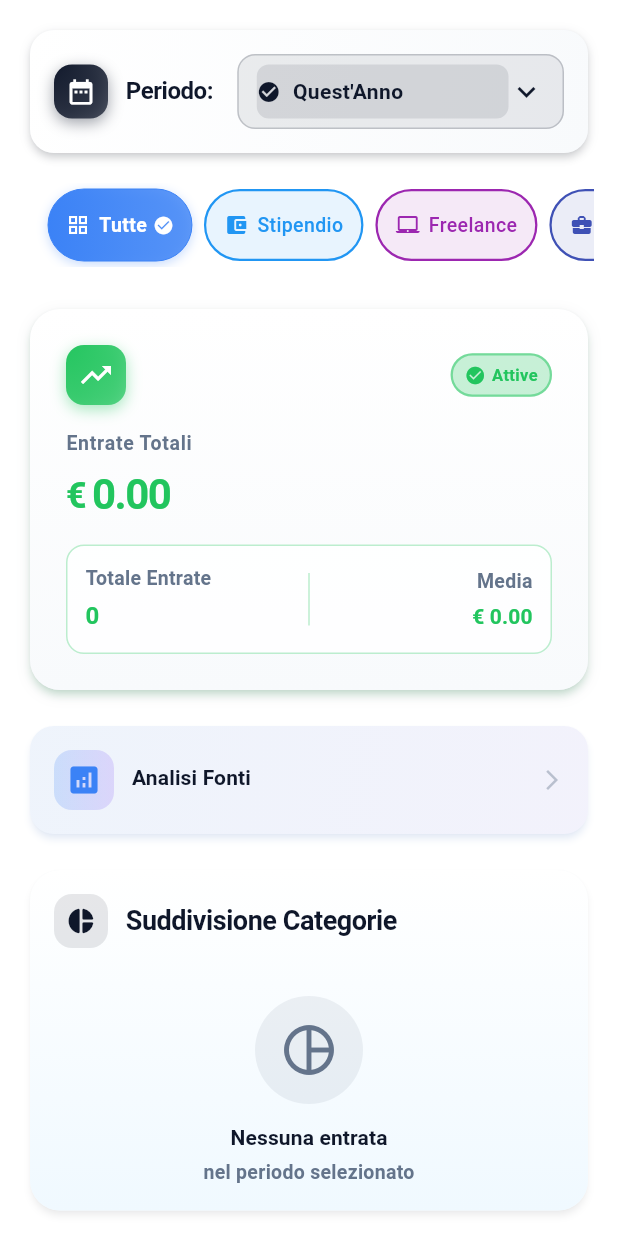
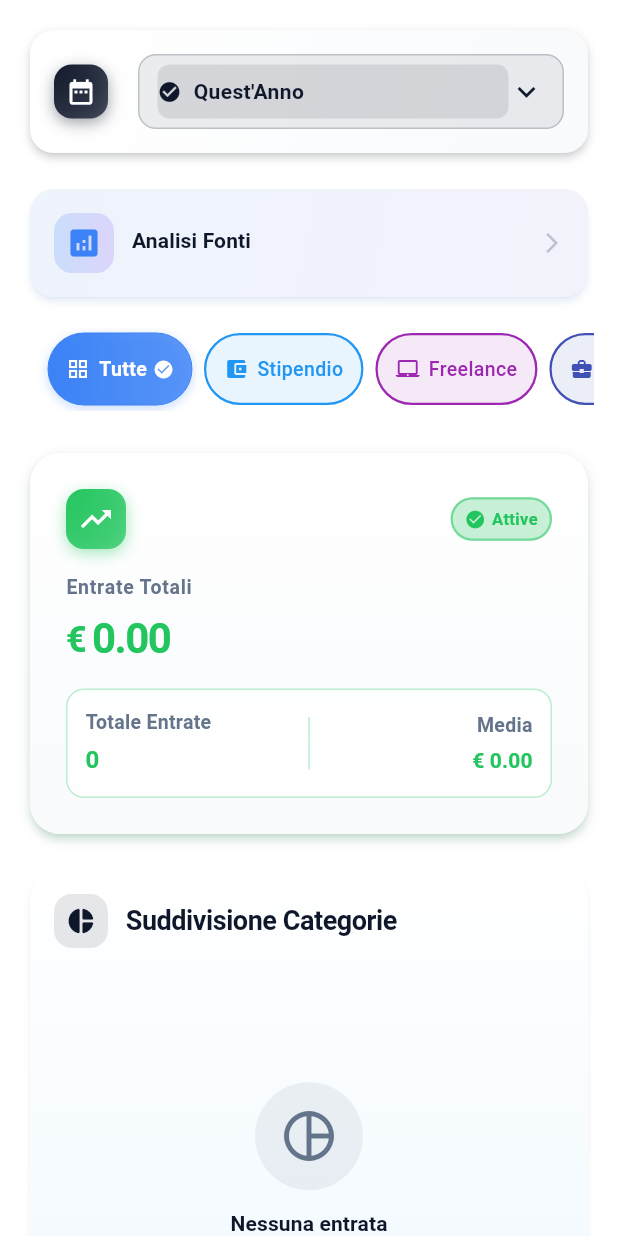
Before and after one commit to Censu08/expenses_tracker, a Flutter app: the IncomePageMobile widget shown alone on an empty page, opened directly with empty values, on a phone screen of 412 x 824 dp. Run offline on Flutter 3.47's test engine with Material 3 defaults, Android fonts, the phone set to English and light mode, and no system bars; our stand-ins replace cloud_firestore, equatable, firebase_auth, firebase_core, fl_chart, flutter_bloc and 2 more; accounts and stored records are empty; generated files the repository leaves out were written again; statements that could not run were skipped.

Commit message:
refactor: Adjust Income page layout for improved responsiveness
This commit refactors the layout of the Income page across mobile, tablet, and desktop views to improve usability and visual organization. It also adjusts the responsive breakpoints.

**Key Layout and Style Changes:**

-   **Responsiveness (`ResponsiveUtils.dart`):**
    -   The `desktopBreakpoint` has been increased from `1200` to `1450`.
    -   `isMobile` now considers widths under `tabletBreakpoint` (`900`), and `isTablet` covers the range between `mobileBreakpoint` (`600`) and the new `desktopBreakpoint`.

-   **Income Page Layout (`income_page_mobile.dart`, `income_page_tablet.dart`, `income_page_desktop.dart`):**
    -   **Mobile:**
        -   The `IncomeSourceAnalyticsButton` is now positioned above the `IncomeSourceFilter`.
        -   A fixed height of `350` has been applied to the `IncomeBreakdownCard` for consistent sizing.
    -   **Tablet:**
        -   `PeriodSelector` and `IncomeSourceAnalyticsButton` are now arranged horizontally in a `Row`.
        -   Flex factors for `IncomeSummaryCard` (now `flex: 3`) and `IncomeBreakdownCard` (now `flex: 2`) have been adjusted.
        -   A fixed height of `400` has been applied to the `IncomeBreakdownCard`.
        -   Removed a redundant `SizedBox` and the "Analisi Fonti" button, as it's now integrated into the top row.
    -   **Desktop:**
        -   The main widget is now a `Column` instead of a `Container`. No significant functional change, but improves code consistency.

-   **Period Selector Widget (`period_selector.dart`):**
    -   The "Periodo:" text label is now conditionally displayed only on desktop, saving space on smaller screens.
    -   Added a small left margin to the dropdown container for better spacing.

```diff
--- a/lib/core/utils/responsive_utils.dart
+++ b/lib/core/utils/responsive_utils.dart
@@ -3,22 +3,21 @@ import 'dart:io' show Platform;
 import 'package:flutter/foundation.dart' show kIsWeb;
 
 class ResponsiveUtils {
-  // Breakpoint per diverse dimensioni schermo
   static const double mobileBreakpoint = 600;
   static const double tabletBreakpoint = 900;
-  static const double desktopBreakpoint = 1200;
+  static const double desktopBreakpoint = 1450;
 
   static bool isMobile(BuildContext context) {
-    return MediaQuery.of(context).size.width < mobileBreakpoint;
+    return MediaQuery.of(context).size.width < tabletBreakpoint;
   }
 
   static bool isTablet(BuildContext context) {
     final width = MediaQuery.of(context).size.width;
-    return width >= mobileBreakpoint && width < tabletBreakpoint;
+    return width >= mobileBreakpoint && width < desktopBreakpoint;
   }
 
   static bool isDesktop(BuildContext context) {
-    return MediaQuery.of(context).size.width >= tabletBreakpoint;
+    return MediaQuery.of(context).size.width >= desktopBreakpoint;
   }
 
   static bool isDesktopPlatform() {
@@ -29,8 +28,6 @@ class ResponsiveUtils {
       return false;
     }
   }
-
-  // Rimosso getGridCrossAxisCount perché ora usiamo layout specifici per dispositivo
 
   static EdgeInsets getPagePadding(BuildContext context) {
     if (isMobile(context)) return const EdgeInsets.all(16.0);
@@ -45,6 +42,6 @@ class ResponsiveUtils {
   }
 
   static double getCardBorderRadius(BuildContext context) {
-    return 12.0; // Uniforme per tutte le piattaforme
+    return 12.0;
   }
 }
--- a/lib/frontend/sections/income/view_models/income_page_desktop.dart
+++ b/lib/frontend/sections/income/view_models/income_page_desktop.dart
@@ -19,8 +19,7 @@ class IncomePageDesktop extends StatelessWidget {
 
   @override
   Widget build(BuildContext context) {
-    return Container(
-      child: Column(
+    return Column(
       children: [
         Padding(
           padding: EdgeInsets.fromLTRB(
@@ -91,7 +90,6 @@ class IncomePageDesktop extends StatelessWidget {
           ),
         ),
       ],
-      ),
     );
   }
 }
--- a/lib/frontend/sections/income/view_models/income_page_mobile.dart
+++ b/lib/frontend/sections/income/view_models/income_page_mobile.dart
@@ -24,11 +24,12 @@ class IncomePageMobile extends StatelessWidget {
       child: Column(
         crossAxisAlignment: CrossAxisAlignment.start,
         children: [
-          // Selettore periodo
           PeriodSelector(pageState: pageState),
           SizedBox(height: ResponsiveUtils.getSpacing(context)),
 
-          // Filtro fonti
+          IncomeSourceAnalyticsButton(pageState: pageState),
+          SizedBox(height: ResponsiveUtils.getSpacing(context)),
+
           IncomeSourceFilter(
             selectedSource: pageState.selectedSource,
             onSourceSelected: (source) {
@@ -40,19 +41,15 @@ class IncomePageMobile extends StatelessWidget {
           ),
           SizedBox(height: ResponsiveUtils.getSpacing(context)),
 
-          // Riepilogo totali
           IncomeSummaryCard(pageState: pageState),
           SizedBox(height: ResponsiveUtils.getSpacing(context)),
 
-          // ⬅️ NUOVO: Bottone Analisi Fonti (apre dialog)
-          IncomeSourceAnalyticsButton(pageState: pageState),
+          SizedBox(
+            height: 350,
+            child: IncomeBreakdownCard(pageState: pageState),
+          ),
           SizedBox(height: ResponsiveUtils.getSpacing(context)),
 
-          // Suddivisione per categoria
-          IncomeBreakdownCard(pageState: pageState),
-          SizedBox(height: ResponsiveUtils.getSpacing(context)),
-
-          // Lista entrate recenti
           SizedBox(
             height: 400,
             child: RecentIncomeCard(pageState: pageState),
--- a/lib/frontend/sections/income/widgets/period_selector.dart
+++ b/lib/frontend/sections/income/widgets/period_selector.dart
@@ -1,3 +1,4 @@
+import 'package:expenses_tracker/core/utils/responsive_utils.dart';
 import 'package:flutter/material.dart';
 import '../../../themes/app_theme.dart';
 import '../pages/income_page.dart';
@@ -54,6 +55,7 @@ class _PeriodSelectorState extends State<PeriodSelector> {
                     ),
                   ),
                   const SizedBox(width: AppSpacing.medium),
+                  ResponsiveUtils.isDesktop(context) ?
                     Text(
                       'Periodo:',
                       style: Theme.of(context).textTheme.titleMedium?.copyWith(
@@ -61,10 +63,11 @@ class _PeriodSelectorState extends State<PeriodSelector> {
                         letterSpacing: -0.3,
                         color: isDark ? AppColors.textPrimaryDark : AppColors.textPrimary,
                       ),
-                  ),
-                  const SizedBox(width: AppSpacing.large),
+                    ) : SizedBox.shrink(),
+
                   Expanded(
                     child: Container(
+                      margin: const EdgeInsets.only(left: AppSpacing.small),
                       padding: const EdgeInsets.symmetric(horizontal: AppSpacing.medium),
                       decoration: BoxDecoration(
                         color: Theme.of(context).colorScheme.primary.withOpacity(0.08),
```
Also changed, not shown: lib/frontend/sections/income/view_models/income_page_tablet.dart (+19 -12 lines). Lines whose indentation alone changed are shown as unchanged.
